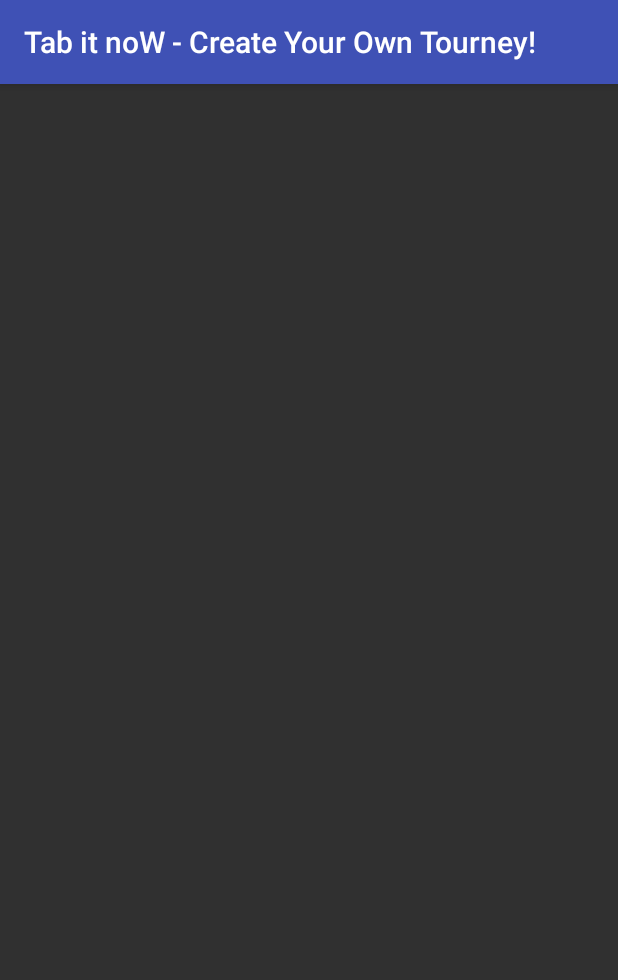
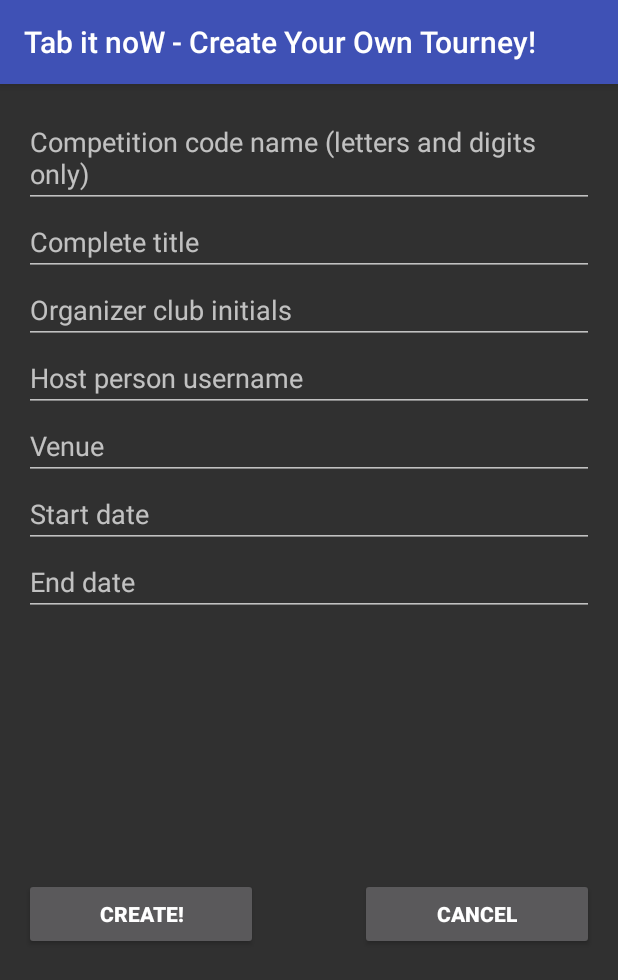
Before and after one commit to mochow13/TabItNow, an Android app: the CreateTournamentActivity screen opened directly, with no data from a screen before it, on a phone screen of 412 x 824 dp. Shown: the top 980 px of the screen. Run offline under Robolectric (Android 15) with nearby library versions, the phone set to English and light mode, and no system bars.

Commit message:
Create tournament

```diff
--- a/app/src/main/res/layout/content_create_tournament.xml
+++ b/app/src/main/res/layout/content_create_tournament.xml
@@ -16,4 +16,105 @@
     tools:context="com.example.mottakin.tabitnow.CreateTournamentActivity"
     tools:showIn="@layout/activity_create_tournament">
 
+    <LinearLayout
+        android:orientation="vertical"
+        android:layout_width="match_parent"
+        android:layout_height="wrap_content"
+        android:layout_alignParentTop="true"
+        android:layout_centerHorizontal="true"
+        android:id="@+id/linearLayout"
+        android:gravity="top">
+
+        <EditText
+            android:layout_width="match_parent"
+            android:layout_height="wrap_content"
+            android:id="@+id/txtCodeName"
+            android:layout_gravity="center_horizontal"
+            android:hint="Competition code name (letters and digits only)" />
+
+        <EditText
+            android:layout_width="match_parent"
+            android:layout_height="wrap_content"
+            android:inputType="textMultiLine"
+            android:ems="10"
+            android:id="@+id/txtCompTitle"
+            android:layout_gravity="center_horizontal"
+            android:hint="Complete title" />
+
+        <EditText
+            android:layout_width="match_parent"
+            android:layout_height="wrap_content"
+            android:id="@+id/txtOrgClub"
+            android:layout_gravity="center_horizontal"
+            android:hint="Organizer club initials" />
+
+        <EditText
+            android:layout_width="match_parent"
+            android:layout_height="wrap_content"
+            android:id="@+id/txtHostUsername"
+            android:layout_gravity="center_horizontal"
+            android:hint="Host person username" />
+
+        <EditText
+            android:layout_width="match_parent"
+            android:layout_height="wrap_content"
+            android:id="@+id/txtVenue"
+            android:layout_gravity="center_horizontal"
+            android:hint="Venue" />
+
+        <EditText
+            android:layout_width="match_parent"
+            android:layout_height="wrap_content"
+            android:inputType="date"
+            android:ems="10"
+            android:id="@+id/txtStartDate"
+            android:layout_gravity="center_horizontal"
+            android:hint="Start date" />
+
+        <EditText
+            android:layout_width="match_parent"
+            android:layout_height="wrap_content"
+            android:inputType="date"
+            android:ems="10"
+            android:id="@+id/txtEndDate"
+            android:layout_gravity="center_horizontal"
+            android:hint="End date" />
+
+    </LinearLayout>
+
+    <LinearLayout
+        android:orientation="horizontal"
+        android:layout_width="match_parent"
+        android:layout_height="match_parent"
+        android:gravity="center_vertical"
+        android:layout_below="@+id/linearLayout"
+        android:layout_alignParentRight="true"
+        android:layout_alignParentEnd="true">
+
+        <Button
+            android:layout_width="wrap_content"
+            android:layout_height="wrap_content"
+            android:text="CREATE!"
+            android:id="@+id/btnCreateTournament"
+            android:textStyle="bold"
+            android:layout_weight="1" />
+
+        <LinearLayout
+            android:orientation="horizontal"
+            android:layout_width="wrap_content"
+            android:layout_height="match_parent"
+            android:layout_weight="1">
+
+        </LinearLayout>
+
+        <Button
+            android:layout_width="wrap_content"
+            android:layout_height="wrap_content"
+            android:text="CANCEL"
+            android:id="@+id/button"
+            android:layout_weight="1"
+            android:textStyle="bold" />
+
+    </LinearLayout>
+
 </RelativeLayout>
```
